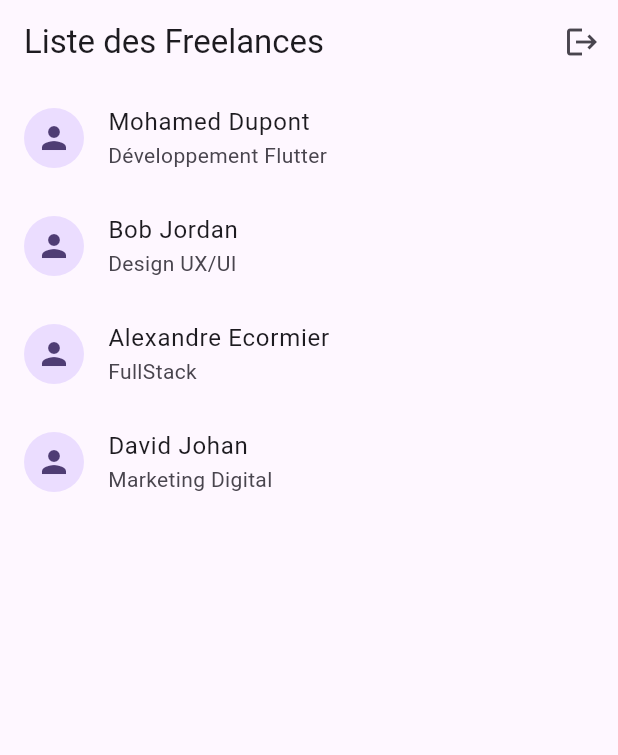
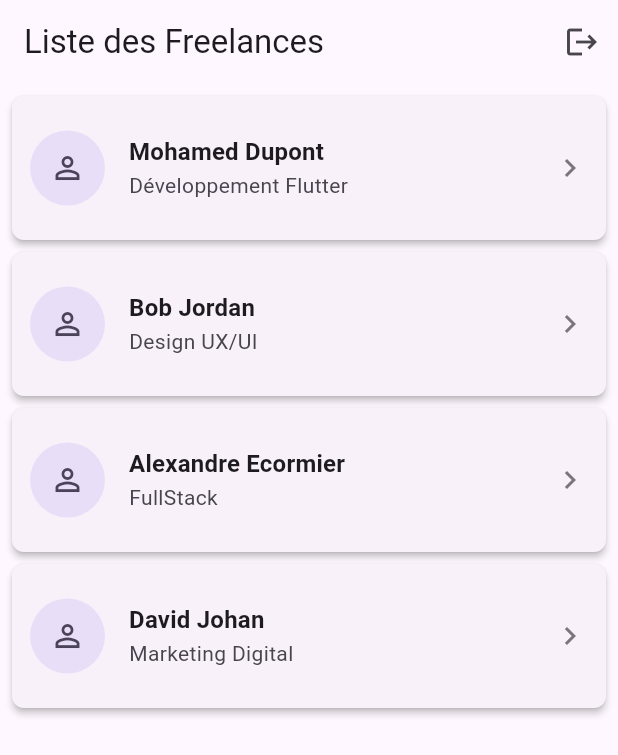
Before and after one commit to alex97451/skillconnect_lite, a Flutter app: the screen it shows once a user with an empty profile is signed in, on a phone screen of 412 x 824 dp. Shown: the top 755 px of the screen. Run offline on Flutter 3.47's test engine with Material 3 defaults, Android fonts, the light colour scheme and no system bars; our stand-ins replace bloc, dartz, equatable, firebase_auth, firebase_core, flutter_bloc and 1 more; accounts and stored records are empty.

Commit message:
refactor(freelancer): improve UI for freelancer list page and item

```diff
--- a/lib/features/auth/presentation/pages/auth_wrapper.dart
+++ b/lib/features/auth/presentation/pages/auth_wrapper.dart
@@ -13,6 +13,7 @@ class AuthWrapper extends StatelessWidget {
     // BlocBuilder écoute les changements d'état de AuthBloc
     return BlocBuilder<AuthBloc, AuthState>(
       builder: (context, state) {
+        print('AuthWrapper received state: $state');
         // Afficher l'écran d'accueil si authentifié
         if (state is Authenticated) {
 
--- a/lib/features/auth/presentation/pages/sign_up_page.dart
+++ b/lib/features/auth/presentation/pages/sign_up_page.dart
@@ -52,19 +52,21 @@ class _SignUpPageState extends State<SignUpPage> {
    final textTheme = Theme.of(context).textTheme;
 
    return Scaffold(
-     // appBar: AppBar(title: const Text('Inscription')), // Optionnel, titre dans le body
+
      body: BlocListener<AuthBloc, AuthState>(
       listener: (context, state) {
+     // Gérer uniquement Loading et Failure ici
      if (state is AuthLoading) {
-           setState(() { _isLoading = true; });
+
+       if (!_isLoading) setState(() { _isLoading = true; });
      } else if (state is AuthFailureState) {
-           setState(() { _isLoading = false; });
+       // Assurer que isLoading est false et montrer l'erreur
+       if (_isLoading) setState(() { _isLoading = false; });
        _showErrorSnackBar(context, state.failure.message);
-         } else if (state is Authenticated || state is Unauthenticated) {
-           if (_isLoading) {
-              setState(() { _isLoading = false; });
-           }
-           // La redirection vers HomePage si Authenticated est gérée par AuthWrapper
+     } else {
+       // Pour tout autre état (Authenticated, Unauthenticated, Initial),
+       // s'assurer simplement que l'indicateur de chargement est caché
+       if (_isLoading) setState(() { _isLoading = false; });
      }
    },
        child: SafeArea(
--- a/lib/features/freelancer/presentation/pages/freelancer_list_page.dart
+++ b/lib/features/freelancer/presentation/pages/freelancer_list_page.dart
@@ -1,70 +1,101 @@
 import 'package:flutter/material.dart';
 import 'package:flutter_bloc/flutter_bloc.dart';
-import '../../../../injection_container.dart'; // Importer sl pour créer le Bloc
-import '../bloc/freelancer_bloc.dart'; // Importer le Bloc, State, Event
-import '../widgets/freelancer_list_item.dart'; // Importer le widget d'item
+import '../../../../injection_container.dart';
+import '../bloc/freelancer_bloc.dart';
+import '../widgets/freelancer_list_item.dart';
 
 class FreelancerListPage extends StatelessWidget {
   const FreelancerListPage({super.key});
 
   @override
   Widget build(BuildContext context) {
-    // Utiliser BlocProvider pour créer et fournir une instance de FreelancerBloc
-    // à cet endroit de l'arbre de widgets.
     return BlocProvider(
-      create: (context) => sl<FreelancerBloc>() // Récupérer le Bloc depuis GetIt
-        ..add(FetchFreelancers()), // IMPORTANT: Envoyer l'événement initial pour charger les données
-      child: Scaffold( // Un Scaffold pour la structure de base de la page
-
-
-        body: RefreshIndicator( // Permet le "Pull-to-refresh"
+      create: (context) => sl<FreelancerBloc>()..add(FetchFreelancers()),
+      child: Scaffold(
+        // Pas d'AppBar ici car intégrée dans HomePage
+        body: RefreshIndicator(
            onRefresh: () async {
-             // Déclencher à nouveau le fetch lors du refresh
              context.read<FreelancerBloc>().add(FetchFreelancers());
-             // Attendre la fin de la mise à jour (optionnel mais bonne pratique)
-             // On peut écouter le stream du bloc pour savoir quand c'est fini
              await context.read<FreelancerBloc>().stream.firstWhere((state) => state is! FreelancerLoading);
            },
+           // --- Modification du BlocBuilder ---
            child: BlocBuilder<FreelancerBloc, FreelancerState>(
             builder: (context, state) {
-              // Afficher un indicateur de chargement
+              // --- État Chargement / Initial Amélioré ---
               if (state is FreelancerLoading || state is FreelancerInitial) {
-                return const Center(child: CircularProgressIndicator());
+                return const Center(
+                    child: Column( // Centrer verticalement
+                      mainAxisAlignment: MainAxisAlignment.center,
+                      children: [
+                        CircularProgressIndicator(),
+                        SizedBox(height: 10),
+                        Text('Chargement des freelances...'),
+                      ],
+                    ),
+                );
               }
-              // Afficher la liste si chargée
+              // --- État Chargé ---
               else if (state is FreelancerLoaded) {
-                 // Gérer le cas où la liste est vide
+                 // Gérer liste vide
                  if (state.freelancers.isEmpty) {
-                    return const Center(child: Text('Aucun freelance trouvé.'));
+                    return const Center(
+                        child: Column( // Centrer
+                          mainAxisAlignment: MainAxisAlignment.center,
+                           children: [
+                              Icon(Icons.people_outline, size: 48, color: Colors.grey),
+                              SizedBox(height: 10),
+                              Text('Aucun freelance trouvé pour le moment.'),
+                           ],
+                        )
+                    );
                  }
-                 // Construire la liste
-                return ListView.builder(
+                 // Afficher la liste avec padding
+                return Padding( // Ajouter du padding autour de la liste
+                  padding: const EdgeInsets.symmetric(vertical: 4.0), // Juste vertical pour coller aux bords si besoin
+                  child: ListView.builder(
                     itemCount: state.freelancers.length,
                     itemBuilder: (context, index) {
                       final freelancer = state.freelancers[index];
                       return FreelancerListItem(freelancer: freelancer);
                     },
+                  ),
                 );
               }
-              // Afficher un message d'erreur
+              // --- État Erreur Amélioré ---
               else if (state is FreelancerError) {
                 return Center(
+                  child: Padding( // Ajouter du padding
+                    padding: const EdgeInsets.all(16.0),
                     child: Column(
                       mainAxisAlignment: MainAxisAlignment.center,
                       children: [
-                      Text('Erreur: ${state.message}'),
+                        Icon(Icons.error_outline, size: 48, color: Theme.of(context).colorScheme.error),
                         const SizedBox(height: 10),
-                      ElevatedButton(
+                        Text(
+                          'Oops ! Une erreur est survenue :',
+                           style: Theme.of(context).textTheme.titleMedium,
+                           textAlign: TextAlign.center,
+                        ),
+                         const SizedBox(height: 5),
+                        Text(
+                          state.message, // Message d'erreur du Bloc
+                          textAlign: TextAlign.center,
+                          style: TextStyle(color: Theme.of(context).colorScheme.error),
+                        ),
+                        const SizedBox(height: 20),
+                        ElevatedButton.icon( // Bouton avec icône
+                           icon: const Icon(Icons.refresh),
+                           label: const Text('Réessayer'),
                            onPressed: () => context.read<FreelancerBloc>().add(FetchFreelancers()),
-                         child: const Text('Réessayer'),
                          )
                       ],
                     ),
+                  ),
                 );
               }
-              // État par défaut (ne devrait pas arriver)
+              // État par défaut
               else {
-                return const Center(child: Text('Quelque chose s\'est mal passé.'));
+                return const Center(child: Text('État inconnu.'));
               }
             },
            ),
--- a/lib/features/freelancer/presentation/widgets/freelancer_list_item.dart
+++ b/lib/features/freelancer/presentation/widgets/freelancer_list_item.dart
@@ -8,23 +8,70 @@ class FreelancerListItem extends StatelessWidget {
 
   @override
   Widget build(BuildContext context) {
-    return ListTile(
-      // Afficher une image par défaut ou celle du freelance
-      leading: CircleAvatar(
-        // Utiliser NetworkImage si imageUrl existe, sinon une icône par défaut
-        backgroundImage: freelancer.imageUrl != null && freelancer.imageUrl!.isNotEmpty
-            ? NetworkImage(freelancer.imageUrl!)
-            : null, // NetworkImage gère le chargement et le cache basique
-        child: freelancer.imageUrl == null || freelancer.imageUrl!.isEmpty
-            ? const Icon(Icons.person) // Icône par défaut si pas d'image
-            : null,
+    final textTheme = Theme.of(context).textTheme;
+    final colorScheme = Theme.of(context).colorScheme;
+
+    // Utiliser une Card pour chaque item
+    return Card(
+      margin: const EdgeInsets.symmetric(horizontal: 8.0, vertical: 4.0), // Marge autour de la carte
+      elevation: 2, // Légère ombre
+      shape: RoundedRectangleBorder(borderRadius: BorderRadius.circular(8.0)), // Coins arrondis
+      child: ListTile(
+        contentPadding: const EdgeInsets.all(12.0), // Padding intérieur
+        leading: CircleAvatar(
+          radius: 25, // Taille de l'avatar
+          backgroundColor: colorScheme.secondaryContainer, // Couleur de fond si image échoue/manque
+          // Utiliser Image.network pour un meilleur contrôle du chargement/erreur
+          child: freelancer.imageUrl != null && freelancer.imageUrl!.isNotEmpty
+              ? ClipOval( // Pour s'assurer que l'image reste ronde
+                  child: Image.network(
+                    freelancer.imageUrl!,
+                    fit: BoxFit.cover, // Couvrir l'espace de l'avatar
+                    height: 50, // Taille de l'image = diamètre de l'avatar
+                    width: 50,
+                    // Afficher un indicateur pendant le chargement
+                    loadingBuilder: (context, child, loadingProgress) {
+                      if (loadingProgress == null) return child; // Image chargée
+                      return Center(
+                        child: CircularProgressIndicator(
+                          strokeWidth: 2,
+                          // Calculer la progression si disponible
+                          value: loadingProgress.expectedTotalBytes != null
+                              ? loadingProgress.cumulativeBytesLoaded /
+                                  loadingProgress.expectedTotalBytes!
+                              : null,
+                        ),
+                      );
+                    },
+                    // Afficher une icône en cas d'erreur de chargement
+                    errorBuilder: (context, error, stackTrace) {
+                      return Icon(
+                        Icons.person_outline, // Ou Icons.broken_image_outlined
+                        color: colorScheme.onSecondaryContainer,
+                      );
+                    },
+                  ),
+                )
+              // Afficher une icône par défaut si pas d'URL
+              : Icon(
+                  Icons.person_outline,
+                  color: colorScheme.onSecondaryContainer,
+                ),
+        ),
+        title: Text(
+            freelancer.name,
+            style: textTheme.titleMedium?.copyWith(fontWeight: FontWeight.bold), // Nom en gras
+        ),
+        subtitle: Text(
+            freelancer.primarySkill,
+            style: textTheme.bodyMedium?.copyWith(color: colorScheme.onSurfaceVariant), // Couleur pour sous-titre
+        ),
+        trailing: Icon(Icons.chevron_right, color: colorScheme.outline), // Indicateur pour action future
+        onTap: () {
+          // TODO: Implémenter la navigation vers la page de détail du freelance
+          print('Tapped on ${freelancer.name}');
+        },
       ),
-      title: Text(freelancer.name),
-      subtitle: Text(freelancer.primarySkill),
-      // On pourrait ajouter un onTap pour aller vers une page de détail plus tard
-      // onTap: () {
-      //   // Logique de navigation vers les détails du freelance
-      // },
     );
   }
 }
```
Lines whose indentation alone changed are shown as unchanged.
